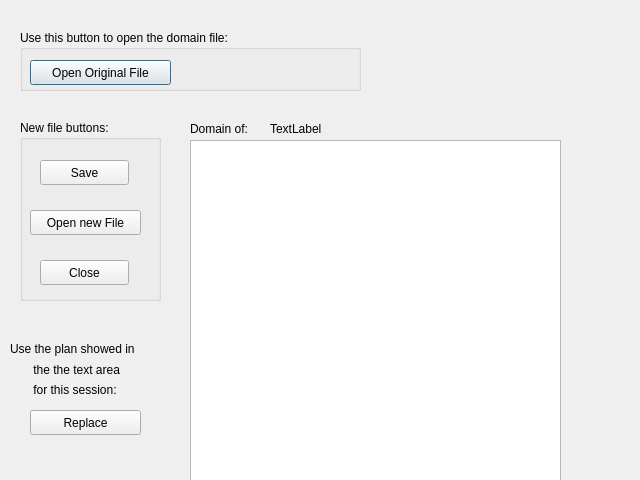
The window that fileclass.ui (ariannabettin/FYPArianna) describes before a commit, drawn with Qt 5.
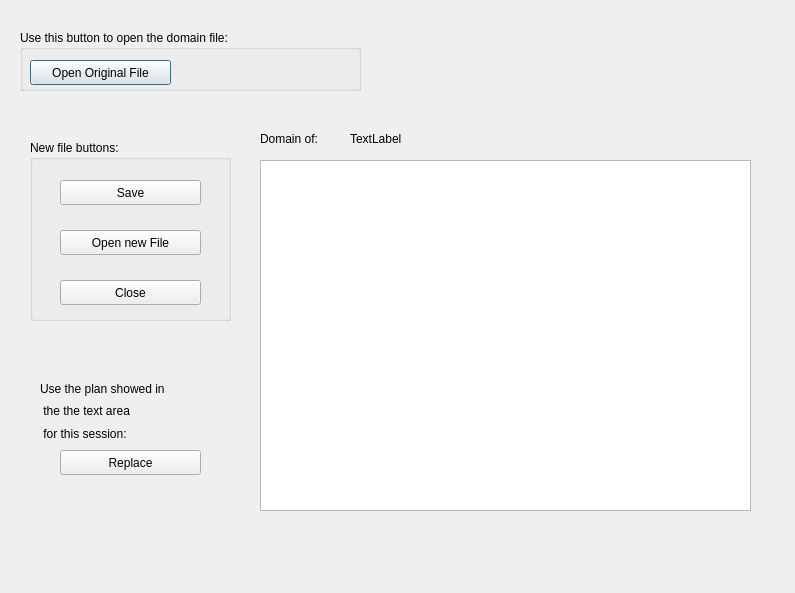
The same window after the commit.

What changed in the file:
```diff
--- a/fileclass.ui
+++ b/fileclass.ui
@@ -6,8 +6,8 @@
    <rect>
     <x>0</x>
     <y>0</y>
-    <width>640</width>
-    <height>480</height>
+    <width>795</width>
+    <height>593</height>
    </rect>
   </property>
   <property name="windowTitle">
@@ -19,10 +19,10 @@
   <widget class="QPlainTextEdit" name="planArea">
    <property name="geometry">
     <rect>
-     <x>190</x>
-     <y>140</y>
-     <width>371</width>
-     <height>341</height>
+     <x>260</x>
+     <y>160</y>
+     <width>491</width>
+     <height>351</height>
     </rect>
    </property>
   </widget>
@@ -55,8 +55,8 @@
   <widget class="QLabel" name="label">
    <property name="geometry">
     <rect>
-     <x>190</x>
-     <y>120</y>
+     <x>260</x>
+     <y>130</y>
      <width>81</width>
      <height>17</height>
     </rect>
@@ -68,9 +68,9 @@
   <widget class="QLabel" name="title_label">
    <property name="geometry">
     <rect>
-     <x>270</x>
-     <y>120</y>
-     <width>251</width>
+     <x>350</x>
+     <y>130</y>
+     <width>391</width>
      <height>17</height>
     </rect>
    </property>
@@ -81,9 +81,9 @@
   <widget class="QGroupBox" name="groupBox_2">
    <property name="geometry">
     <rect>
-     <x>20</x>
-     <y>120</y>
-     <width>141</width>
+     <x>30</x>
+     <y>140</y>
+     <width>201</width>
      <height>181</height>
     </rect>
    </property>
@@ -93,9 +93,9 @@
    <widget class="QPushButton" name="newFile">
     <property name="geometry">
      <rect>
-      <x>10</x>
+      <x>30</x>
       <y>90</y>
-      <width>111</width>
+      <width>141</width>
       <height>25</height>
      </rect>
     </property>
@@ -106,9 +106,9 @@
    <widget class="QPushButton" name="close">
     <property name="geometry">
      <rect>
-      <x>20</x>
+      <x>30</x>
       <y>140</y>
-      <width>89</width>
+      <width>141</width>
       <height>25</height>
      </rect>
     </property>
@@ -119,9 +119,9 @@
    <widget class="QPushButton" name="saveButton">
     <property name="geometry">
      <rect>
-      <x>20</x>
+      <x>30</x>
       <y>40</y>
-      <width>89</width>
+      <width>141</width>
       <height>25</height>
      </rect>
     </property>
@@ -133,9 +133,9 @@
   <widget class="QPushButton" name="replaceButton">
    <property name="geometry">
     <rect>
-     <x>30</x>
-     <y>410</y>
-     <width>111</width>
+     <x>60</x>
+     <y>450</y>
+     <width>141</width>
      <height>25</height>
     </rect>
    </property>
@@ -143,44 +143,38 @@
     <string>Replace</string>
    </property>
   </widget>
-  <widget class="QLabel" name="label_2">
+  <widget class="QWidget" name="">
    <property name="geometry">
     <rect>
-     <x>10</x>
-     <y>340</y>
-     <width>161</width>
-     <height>17</height>
-    </rect>
-   </property>
-   <property name="text">
-    <string>Use the plan showed in </string>
-   </property>
-  </widget>
-  <widget class="QLabel" name="label_3">
-   <property name="geometry">
-    <rect>
-     <x>30</x>
-     <y>360</y>
-     <width>121</width>
-     <height>20</height>
-    </rect>
-   </property>
-   <property name="text">
-    <string> the the text area</string>
-   </property>
-  </widget>
-  <widget class="QLabel" name="label_4">
-   <property name="geometry">
-    <rect>
-     <x>30</x>
+     <x>40</x>
      <y>380</y>
-     <width>111</width>
-     <height>20</height>
+     <width>181</width>
+     <height>62</height>
     </rect>
    </property>
-   <property name="text">
-    <string> for this session:</string>
-   </property>
+   <layout class="QVBoxLayout" name="verticalLayout">
+    <item>
+     <widget class="QLabel" name="label_2">
+      <property name="text">
+       <string>Use the plan showed in </string>
+      </property>
+     </widget>
+    </item>
+    <item>
+     <widget class="QLabel" name="label_3">
+      <property name="text">
+       <string> the the text area</string>
+      </property>
+     </widget>
+    </item>
+    <item>
+     <widget class="QLabel" name="label_4">
+      <property name="text">
+       <string> for this session:</string>
+      </property>
+     </widget>
+    </item>
+   </layout>
   </widget>
  </widget>
  <resources/>
```
